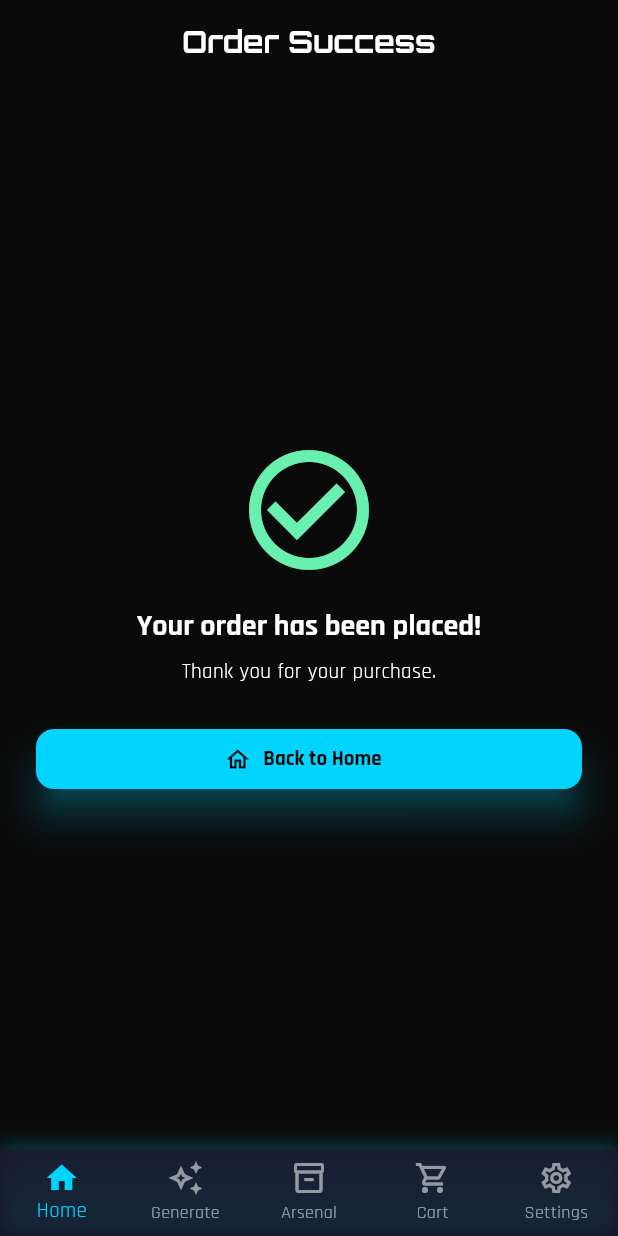
After one commit to sooraj-0369/Demon-slayer, a Flutter app: the OrderSuccessScreen screen opened by its route, on a phone screen of 412 x 824 dp. The commit adds this screen. Run offline on Flutter 3.47's test engine with Material 3 defaults, Android fonts, the phone set to English and light mode, and no system bars; our stand-ins replace flutter_riverpod, flutter_staggered_animations, go_router, google_generative_ai, hive, hive_flutter and 1 more; accounts and stored records are empty; generated files the repository leaves out were written again.

Commit message:
Save local project before syncing with remote

```diff
--- a/lib/ui/navigation/app_router.dart
+++ b/lib/ui/navigation/app_router.dart
@@ -8,6 +8,7 @@ import '../screens/arsenal_screen.dart';
 import '../screens/settings_screen.dart';
 import '../widgets/main_navigation.dart';
 import '../screens/cart_screen.dart';
+import '../screens/order_success_screen.dart';
 
 class AppRouter {
   static const String splash = '/';
@@ -62,6 +63,11 @@ class AppRouter {
             name: 'cart',
             builder: (context, state) => const CartScreen(),
           ),
+          GoRoute(
+            path: '/order-success',
+            name: 'order-success',
+            builder: (context, state) => const OrderSuccessScreen(),
+          ),
         ],
       ),
     ],
--- a/lib/ui/screens/cart_screen.dart
+++ b/lib/ui/screens/cart_screen.dart
@@ -46,9 +46,8 @@ class CartScreen extends ConsumerWidget {
           onPressed: cart.items.isEmpty
               ? null
               : () {
-                  ScaffoldMessenger.of(context).showSnackBar(
-                    const SnackBar(content: Text('Checkout not implemented')),
-                  );
+                  ref.read(cartProvider.notifier).clear();
+                  context.go('/order-success');
                 },
           icon: const Icon(Icons.shopping_bag),
           label: Text('Checkout (${cart.totalQuantity})'),
--- /dev/null
+++ b/lib/ui/screens/order_success_screen.dart
@@ -0,0 +1,41 @@
+import 'package:flutter/material.dart';
+import 'package:go_router/go_router.dart';
+import '../navigation/app_router.dart';
+
+class OrderSuccessScreen extends StatelessWidget {
+  const OrderSuccessScreen({super.key});
+
+  @override
+  Widget build(BuildContext context) {
+    return Scaffold(
+      appBar: AppBar(
+        title: const Text('Order Success'),
+        automaticallyImplyLeading: false,
+      ),
+      body: Center(
+        child: Padding(
+          padding: const EdgeInsets.all(24),
+          child: Column(
+            mainAxisAlignment: MainAxisAlignment.center,
+            children: [
+              const Icon(Icons.check_circle_outline, size: 96, color: Colors.greenAccent),
+              const SizedBox(height: 16),
+              Text('Your order has been placed!', style: Theme.of(context).textTheme.headlineMedium),
+              const SizedBox(height: 8),
+              Text('Thank you for your purchase.', style: Theme.of(context).textTheme.bodyMedium),
+              const SizedBox(height: 24),
+              SizedBox(
+                width: double.infinity,
+                child: ElevatedButton.icon(
+                  onPressed: () => context.go(AppRouter.home),
+                  icon: const Icon(Icons.home_outlined),
+                  label: const Text('Back to Home'),
+                ),
+              ),
+            ],
+          ),
+        ),
+      ),
+    );
+  }
+}
```
Also changed, not shown: lib/main.dart (+10 -3 lines), lib/presentation/providers/theme_provider.dart (added, +30 -0 lines), lib/ui/screens/settings_screen.dart (+6 -6 lines), lib/ui/theme/app_theme.dart (+27 -0 lines), lib/ui/widgets/weapon_card.dart (+13 -17 lines), 1 other file.
